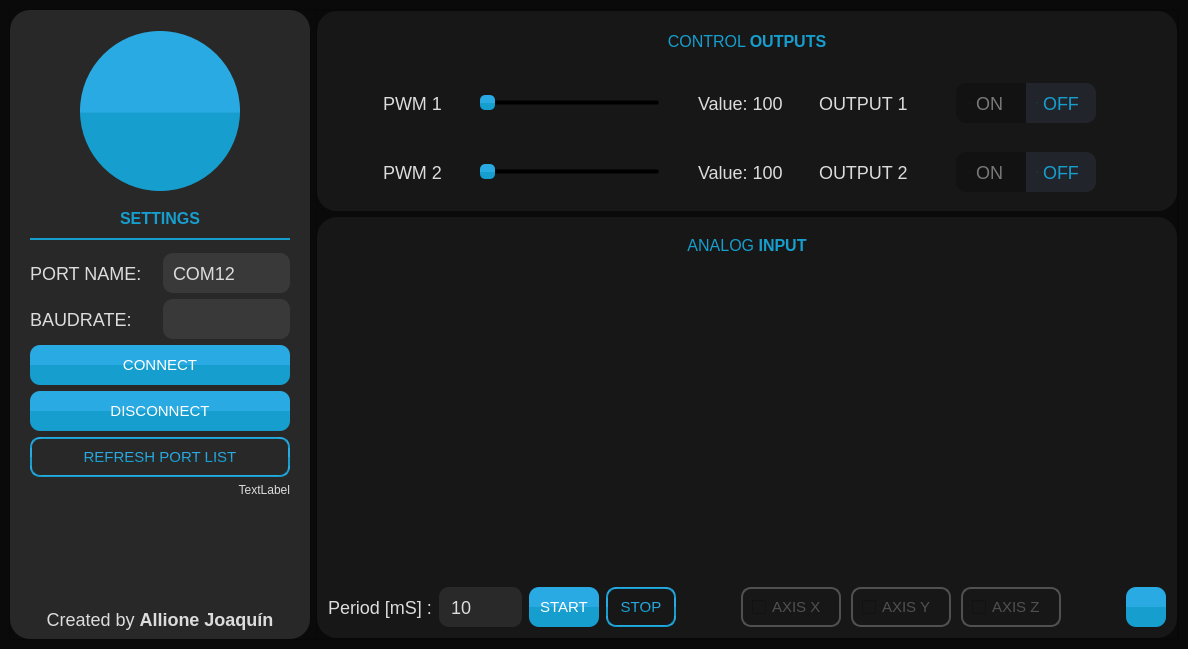
This is OUTPUTS_VIEWER.ui in JoaquinAllione/KL46Z_UART_ACC_VIEWER as Qt 5 draws it before an edit. The edited form follows.
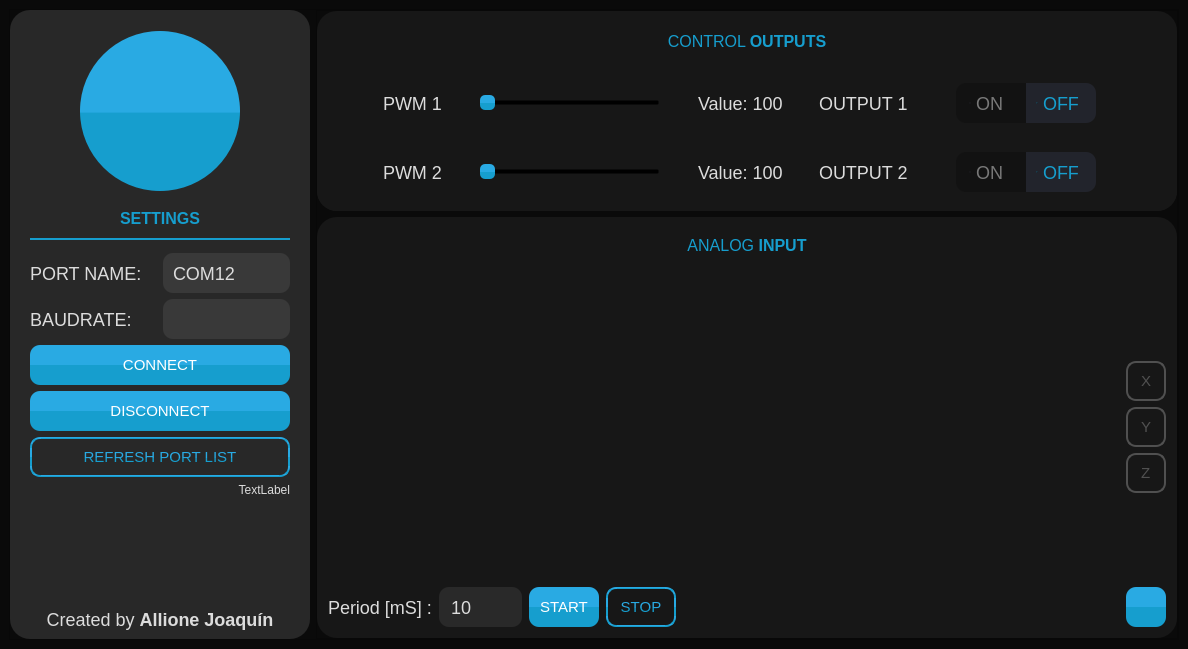
This is the edited form. Icons and pictures are not drawn.

```diff
--- a/OUTPUTS_VIEWER.ui
+++ b/OUTPUTS_VIEWER.ui
@@ -1329,23 +1329,206 @@
                  <number>0</number>
                 </property>
                 <item>
-                 <layout class="QVBoxLayout" name="graph_Layout">
-                  <property name="sizeConstraint">
-                   <enum>QLayout::SetMaximumSize</enum>
+                 <widget class="QFrame" name="frame_6">
+                  <property name="frameShape">
+                   <enum>QFrame::StyledPanel</enum>
                   </property>
-                  <property name="leftMargin">
-                   <number>10</number>
+                  <property name="frameShadow">
+                   <enum>QFrame::Raised</enum>
                   </property>
-                  <property name="topMargin">
-                   <number>0</number>
-                  </property>
-                  <property name="rightMargin">
-                   <number>10</number>
-                  </property>
-                  <property name="bottomMargin">
-                   <number>10</number>
-                  </property>
-                 </layout>
+                  <layout class="QHBoxLayout" name="horizontalLayout_16">
+                   <property name="spacing">
+                    <number>0</number>
+                   </property>
+                   <property name="leftMargin">
+                    <number>0</number>
+                   </property>
+                   <property name="topMargin">
+                    <number>0</number>
+                   </property>
+                   <property name="rightMargin">
+                    <number>0</number>
+                   </property>
+                   <property name="bottomMargin">
+                    <number>0</number>
+                   </property>
+                   <item>
+                    <widget class="QFrame" name="frame_24">
+                     <property name="frameShape">
+                      <enum>QFrame::StyledPanel</enum>
+                     </property>
+                     <property name="frameShadow">
+                      <enum>QFrame::Raised</enum>
+                     </property>
+                     <layout class="QVBoxLayout" name="verticalLayout_2">
+                      <property name="spacing">
+                       <number>0</number>
+                      </property>
+                      <property name="leftMargin">
+                       <number>0</number>
+                      </property>
+                      <property name="topMargin">
+                       <number>0</number>
+                      </property>
+                      <property name="rightMargin">
+                       <number>7</number>
+                      </property>
+                      <property name="bottomMargin">
+                       <number>0</number>
+                      </property>
+                      <item>
+                       <layout class="QVBoxLayout" name="graph_Layout">
+                        <property name="sizeConstraint">
+                         <enum>QLayout::SetMaximumSize</enum>
+                        </property>
+                        <property name="leftMargin">
+                         <number>10</number>
+                        </property>
+                        <property name="topMargin">
+                         <number>0</number>
+                        </property>
+                        <property name="rightMargin">
+                         <number>10</number>
+                        </property>
+                        <property name="bottomMargin">
+                         <number>10</number>
+                        </property>
+                       </layout>
+                      </item>
+                     </layout>
+                    </widget>
+                   </item>
+                   <item>
+                    <widget class="QFrame" name="frame_23">
+                     <property name="minimumSize">
+                      <size>
+                       <width>40</width>
+                       <height>0</height>
+                      </size>
+                     </property>
+                     <property name="maximumSize">
+                      <size>
+                       <width>40</width>
+                       <height>16777215</height>
+                      </size>
+                     </property>
+                     <property name="styleSheet">
+                      <string notr="true">QCheckBox{
+	font-size: 15px;
+	border-radius: 10px;
+	padding-left: 7px;
+}
+
+QCheckBox::indicator::unchecked {
+	border:none;
+	width: 0px;
+}
+
+QCheckBox::indicator::checked {
+	border:none;
+	width: 0px;
+}
+
+QCheckBox::unchecked{
+	border: 2px solid rgb(80,80,80);
+	color: rgb(80,80,80);
+}
+
+QCheckBox::checked{
+	color:  white;
+	background-color: qlineargradient(spread:pad, x1:1, y1:0, x2:1, y2:1, stop:0.507463 rgba(41, 170, 227, 255), stop:0.512438 rgba(22, 158, 206, 255));
+	border: 2px solid transparent;
+}</string>
+                     </property>
+                     <property name="frameShape">
+                      <enum>QFrame::StyledPanel</enum>
+                     </property>
+                     <property name="frameShadow">
+                      <enum>QFrame::Raised</enum>
+                     </property>
+                     <layout class="QVBoxLayout" name="verticalLayout_5">
+                      <property name="leftMargin">
+                       <number>0</number>
+                      </property>
+                      <property name="topMargin">
+                       <number>0</number>
+                      </property>
+                      <property name="rightMargin">
+                       <number>0</number>
+                      </property>
+                      <property name="bottomMargin">
+                       <number>0</number>
+                      </property>
+                      <item>
+                       <spacer name="verticalSpacer_3">
+                        <property name="orientation">
+                         <enum>Qt::Vertical</enum>
+                        </property>
+                        <property name="sizeHint" stdset="0">
+                         <size>
+                          <width>20</width>
+                          <height>73</height>
+                         </size>
+                        </property>
+                       </spacer>
+                      </item>
+                      <item>
+                       <widget class="QCheckBox" name="checkBox_AccX">
+                        <property name="minimumSize">
+                         <size>
+                          <width>40</width>
+                          <height>40</height>
+                         </size>
+                        </property>
+                        <property name="text">
+                         <string>X</string>
+                        </property>
+                       </widget>
+                      </item>
+                      <item>
+                       <widget class="QCheckBox" name="checkBox_AccY">
+                        <property name="minimumSize">
+                         <size>
+                          <width>40</width>
+                          <height>40</height>
+                         </size>
+                        </property>
+                        <property name="text">
+                         <string>Y</string>
+                        </property>
+                       </widget>
+                      </item>
+                      <item>
+                       <widget class="QCheckBox" name="checkBox_AccZ">
+                        <property name="minimumSize">
+                         <size>
+                          <width>40</width>
+                          <height>40</height>
+                         </size>
+                        </property>
+                        <property name="text">
+                         <string>Z</string>
+                        </property>
+                       </widget>
+                      </item>
+                      <item>
+                       <spacer name="verticalSpacer_2">
+                        <property name="orientation">
+                         <enum>Qt::Vertical</enum>
+                        </property>
+                        <property name="sizeHint" stdset="0">
+                         <size>
+                          <width>20</width>
+                          <height>73</height>
+                         </size>
+                        </property>
+                       </spacer>
+                      </item>
+                     </layout>
+                    </widget>
+                   </item>
+                  </layout>
+                 </widget>
                 </item>
                </layout>
               </widget>
@@ -1508,19 +1691,6 @@
                   </property>
                  </widget>
                 </item>
-                <item>
-                 <spacer name="horizontalSpacer_14">
-                  <property name="orientation">
-                   <enum>Qt::Horizontal</enum>
-                  </property>
-                  <property name="sizeHint" stdset="0">
-                   <size>
-                    <width>40</width>
-                    <height>20</height>
-                   </size>
-                  </property>
-                 </spacer>
-                </item>
                 <item>
                  <widget class="QFrame" name="frame_5">
                   <property name="minimumSize">
@@ -1533,17 +1703,17 @@
                    <string notr="true">QCheckBox{
 	font-size: 15px;
 	border-radius: 10px;
-	padding-left: 9px;
+	padding-left: 7px;
 }
 
 QCheckBox::indicator::unchecked {
 	border:none;
-	image: url(:/icons/icons/icons8-check-20-dark.png);
+	width: 0px;
 }
 
 QCheckBox::indicator::checked {
 	border:none;
-	image: url(:/icons/icons/icons8-check-20.png);
+	width: 0px;
 }
 
 QCheckBox::unchecked{
@@ -1579,45 +1749,6 @@
                    <property name="bottomMargin">
                     <number>0</number>
                    </property>
-                   <item>
-                    <widget class="QCheckBox" name="checkBox_AccX">
-                     <property name="minimumSize">
-                      <size>
-                       <width>100</width>
-                       <height>40</height>
-                      </size>
-                     </property>
-                     <property name="text">
-                      <string>AXIS X</string>
-                     </property>
-                    </widget>
-                   </item>
-                   <item>
-                    <widget class="QCheckBox" name="checkBox_AccY">
-                     <property name="minimumSize">
-                      <size>
-                       <width>100</width>
-                       <height>40</height>
-                      </size>
-                     </property>
-                     <property name="text">
-                      <string>AXIS Y</string>
-                     </property>
-                    </widget>
-                   </item>
-                   <item>
-                    <widget class="QCheckBox" name="checkBox_AccZ">
-                     <property name="minimumSize">
-                      <size>
-                       <width>100</width>
-                       <height>40</height>
-                      </size>
-                     </property>
-                     <property name="text">
-                      <string>AXIS Z</string>
-                     </property>
-                    </widget>
-                   </item>
                   </layout>
                  </widget>
                 </item>
```
